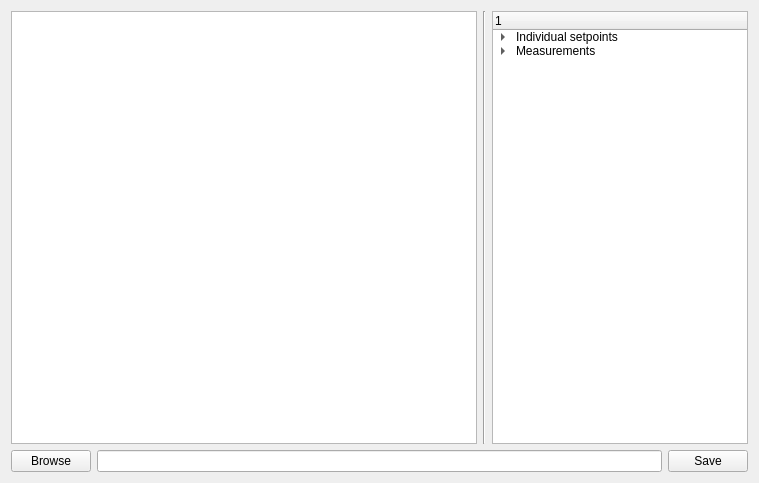
First picture: the form in configurations/sequence.ui, repository Cryostat-GUI/Cryostat-GUI, before the edit.
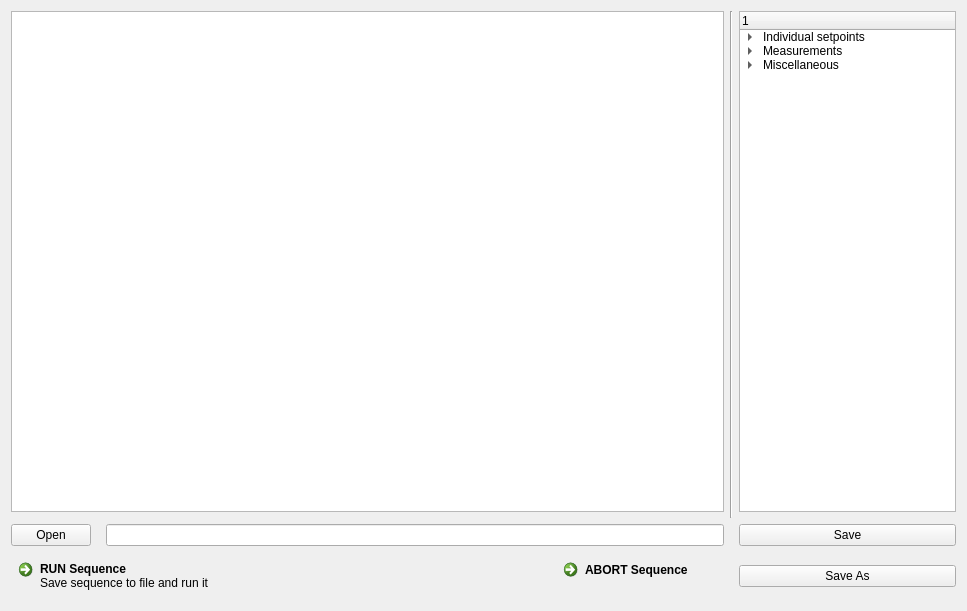
Second picture: the form after the edit.

Diff of the .ui file:
```diff
--- a/configurations/sequence.ui
+++ b/configurations/sequence.ui
@@ -6,37 +6,18 @@
    <rect>
     <x>0</x>
     <y>0</y>
-    <width>759</width>
-    <height>483</height>
+    <width>967</width>
+    <height>611</height>
    </rect>
   </property>
   <property name="windowTitle">
    <string>Sequence - FILE</string>
   </property>
-  <layout class="QGridLayout" name="gridLayout" rowstretch="3,0">
-   <item row="1" column="1">
+  <layout class="QGridLayout" name="gridLayout" rowstretch="3,0,0,0,0" columnstretch="0,0,2,0,0,0,1">
+   <item row="2" column="2" colspan="3">
     <widget class="QLineEdit" name="lineFileLocation"/>
    </item>
-   <item row="1" column="2">
-    <widget class="QPushButton" name="pushSaving">
-     <property name="mouseTracking">
-      <bool>false</bool>
-     </property>
-     <property name="text">
-      <string>Save</string>
-     </property>
-    </widget>
-   </item>
-   <item row="1" column="0">
-    <widget class="QPushButton" name="pushBrowse">
-     <property name="text">
-      <string>Browse</string>
-     </property>
-    </widget>
-   </item>
-   <item row="0" column="0" colspan="3">
-    <layout class="QHBoxLayout" name="horizontalLayout" stretch="5,0,0">
-     <item>
+   <item row="0" column="0" colspan="5">
       <widget class="QListView" name="listSequence">
        <property name="acceptDrops">
         <bool>false</bool>
@@ -70,14 +51,31 @@
        </property>
       </widget>
      </item>
-     <item>
-      <widget class="Line" name="line">
+   <item row="2" column="0">
+    <widget class="QPushButton" name="pushOpen">
+     <property name="text">
+      <string>Open</string>
+     </property>
+    </widget>
+   </item>
+   <item row="3" column="4">
+    <widget class="QCommandLinkButton" name="Button_AbortSequence">
+     <property name="text">
+      <string>ABORT Sequence</string>
+     </property>
+     <property name="description">
+      <string/>
+     </property>
+    </widget>
+   </item>
+   <item row="0" column="5" rowspan="2">
+    <widget class="Line" name="line_3">
        <property name="orientation">
         <enum>Qt::Vertical</enum>
        </property>
       </widget>
      </item>
-     <item>
+   <item row="0" column="6">
       <widget class="QTreeWidget" name="treeOptions">
        <property name="dragEnabled">
         <bool>true</bool>
@@ -98,7 +96,7 @@
          <string>Individual setpoints</string>
         </property>
         <property name="flags">
-         <set>ItemIsUserCheckable|ItemIsEnabled</set>
+       <set>ItemIsUserCheckable|ItemIsEnabled|ItemIsTristate</set>
         </property>
         <item>
          <property name="text">
@@ -130,7 +128,7 @@
          <string>Measurements</string>
         </property>
         <property name="flags">
-         <set>ItemIsUserCheckable|ItemIsEnabled</set>
+       <set>ItemIsUserCheckable|ItemIsEnabled|ItemIsTristate</set>
         </property>
         <item>
          <property name="text">
@@ -157,10 +155,73 @@
          </property>
         </item>
        </item>
-      </widget>
-     </item>
-    </layout>
+     <item>
+      <property name="text">
+       <string>Miscellaneous</string>
+      </property>
+      <property name="flags">
+       <set>ItemIsSelectable|ItemIsDragEnabled|ItemIsEnabled|ItemIsTristate</set>
+      </property>
+      <item>
+       <property name="text">
+        <string>Set data file</string>
+       </property>
+       <property name="flags">
+        <set>ItemIsSelectable|ItemIsUserCheckable</set>
+       </property>
+      </item>
+      <item>
+       <property name="text">
+        <string>Chain Sequence</string>
+       </property>
+       <property name="flags">
+        <set>ItemIsSelectable|ItemIsUserCheckable</set>
+       </property>
+      </item>
+     </item>
+    </widget>
+   </item>
+   <item row="1" column="1">
+    <widget class="Line" name="line">
+     <property name="orientation">
+      <enum>Qt::Vertical</enum>
+     </property>
+    </widget>
    </item>
+   <item row="1" column="3">
+    <widget class="Line" name="line_2">
+     <property name="orientation">
+      <enum>Qt::Vertical</enum>
+     </property>
+    </widget>
+   </item>
+   <item row="2" column="6">
+    <widget class="QPushButton" name="pushSaving">
+     <property name="mouseTracking">
+      <bool>false</bool>
+     </property>
+     <property name="text">
+      <string>Save</string>
+     </property>
+    </widget>
+   </item>
+   <item row="3" column="6">
+    <widget class="QPushButton" name="pushBrowse">
+     <property name="text">
+      <string>Save As</string>
+     </property>
+    </widget>
+   </item>
+   <item row="3" column="0" colspan="4">
+    <widget class="QCommandLinkButton" name="Button_RunSequence">
+     <property name="text">
+      <string>RUN Sequence</string>
+     </property>
+     <property name="description">
+      <string>Save sequence to file and run it</string>
+     </property>
+    </widget>
+   </item>
   </layout>
  </widget>
  <resources/>
```
Left out of the diff: 15 changed lines with no effect on the pictures. Lines whose indentation alone changed are shown as unchanged.
